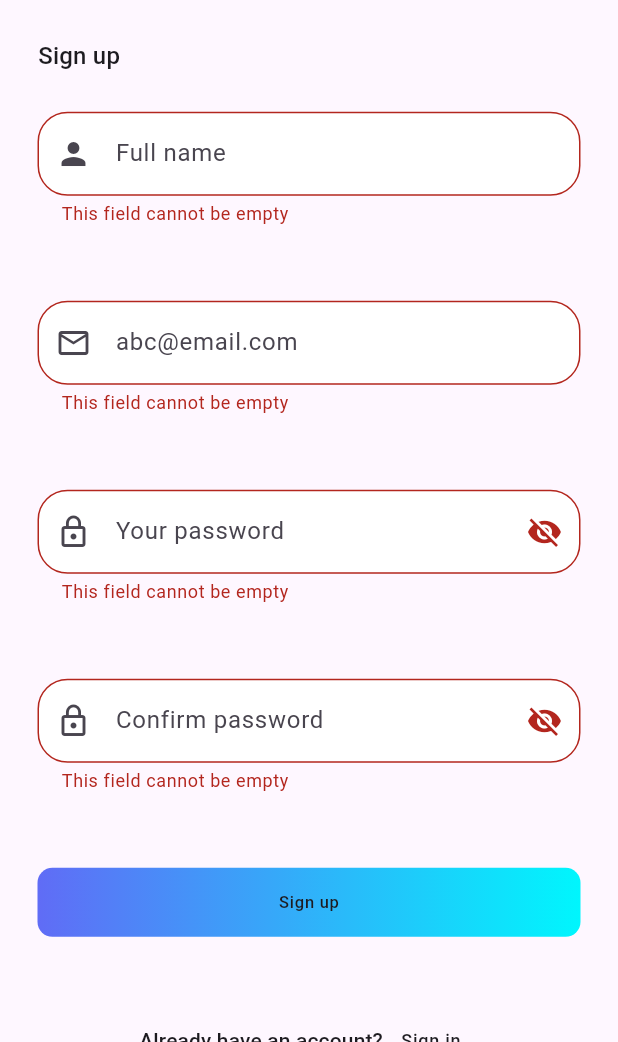
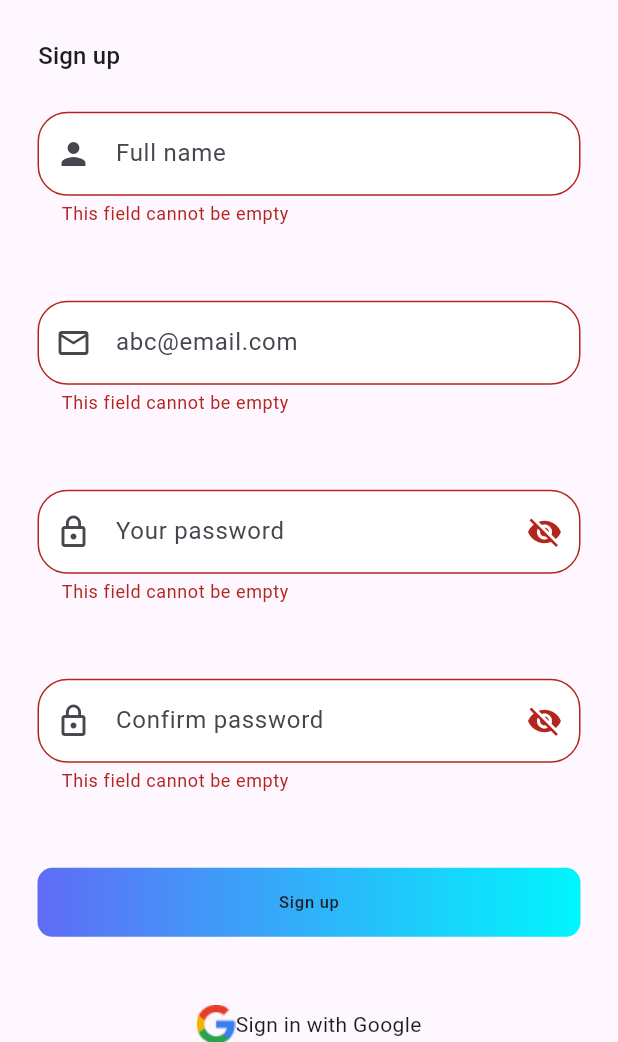
Before and after one commit to devJimmy990/eventra, a Flutter app: the SignUpPage screen opened by its route, after a tap on "Sign up", on a phone screen of 412 x 824 dp, the part 194-1236 px from its top. Run offline on Flutter 3.47's test engine with Material 3 defaults, Android fonts, the phone set to English and light mode, and no system bars; drawn by our look-alikes of flutter_animate; our stand-ins replace cloud_firestore, firebase_auth, firebase_core, flutter_bloc, flutter_screenutil, fluttertoast and 5 more; accounts and stored records are empty.

Commit message:
- Add google authentication - Add localizations for authentication

```diff
--- a/lib/core/constants/image_assets.dart
+++ b/lib/core/constants/image_assets.dart
@@ -1,3 +1,4 @@
 class ImageAssets {
   static const String appImage = 'assets/images/eventra.png';
+  static const String googleImage = 'assets/images/google.png';
 }
--- a/lib/core/constants/strings_manager.dart
+++ b/lib/core/constants/strings_manager.dart
@@ -1,28 +1,4 @@
 class StringsManager {
-
-  // App Texts
-  static const String appName = 'Eventra';
-  static const String signIn = 'Sign in';
-  static const String signUp = 'Sign up';
-  static const String fullName = 'Full name';
-  static const String emailEx = 'abc@email.com';
-  static const String yourPass = 'Your password';
-  static const String confirmPass = 'Confirm password';
-  static const String rememberPass = 'Remember me';
-  static const String forgetPass = 'Forget Password?';
-  static const String or = 'OR';
-  static const String noAcc = "Don't have an account?";
-  static const String hasAcc = 'Already have an account?';
-  static const String welcomeBack = "Welcome back";
-  static const String fontFamily = "Poppins";
-  static const String empty = "This field cannot be empty";
-  static const String invalidEmail = "Please enter a valid Email";
-  static const String wrongPass = "Wrong password provided for that user.";
-  static const String passNotMatch = "Passwords doesn't match";
-  static const String accCreated = "Account created successfully";
-  static const String shortPass = "Please enter at least 6 characters";
-  static const String usedEmail = "The account already exists for that email.";
-  static const String noUser = "No user found for that email.";
 
   // Animations
 static const String loadingJson = "assets/animations/Animation - 1740842222236.json";
--- /dev/null
+++ b/lib/core/firebase/google_sign_in.dart
@@ -0,0 +1,36 @@
+import 'package:firebase_auth/firebase_auth.dart';
+import 'package:google_sign_in/google_sign_in.dart';
+
+class GoogleSignInService {
+  static final GoogleSignIn _googleSignIn = GoogleSignIn();
+
+  static Future<User?> signInWithGoogle() async {
+    try {
+      final GoogleSignInAccount? googleUser = await _googleSignIn.signIn();
+      if (googleUser == null) {
+        print("No google user ----------------------");
+        return null;
+      } // User canceled login
+
+      print("google user not = null --------------");
+
+      final GoogleSignInAuthentication googleAuth = await googleUser.authentication;
+      final OAuthCredential credential = GoogleAuthProvider.credential(
+        accessToken: googleAuth.accessToken,
+        idToken: googleAuth.idToken,
+      );
+      // keytool -list -v -alias androiddebugkey -keystore "C:\Users\Dell\.android\debug.keystore" -storepass android -keypass android
+      final UserCredential userCredential = await FirebaseAuth.instance.signInWithCredential(credential);
+      print("Google signed in successfully");
+      return userCredential.user;
+    } catch (e) {
+      print("Google Sign-In Error: $e");
+      return null;
+    }
+  }
+
+  static Future<void> signOut() async {
+    await FirebaseAuth.instance.signOut();
+    await _googleSignIn.signOut();
+  }
+}
--- a/lib/core/routes/go_router.dart
+++ b/lib/core/routes/go_router.dart
@@ -6,7 +6,7 @@ import 'package:eventra/features/authentication/sign_in/presentation/pages/sign_
 import 'package:eventra/features/authentication/sign_up/presentation/pages/sign_up_view.dart';
 
 final router = GoRouter(
-  initialLocation: Routes.sContact,
+  initialLocation: Routes.sLogin,
   routes: [
     GoRoute(
       name: Routes.sContact,
--- a/lib/features/authentication/sign_up/presentation/pages/sign_up_view.dart
+++ b/lib/features/authentication/sign_up/presentation/pages/sign_up_view.dart
@@ -1,7 +1,10 @@
 import 'package:eventra/core/constants/color_manager.dart';
 import 'package:eventra/core/constants/regex.dart';
 import 'package:eventra/core/constants/routes.dart';
+import 'package:eventra/core/firebase/firestore_helper.dart';
+import 'package:eventra/core/firebase/google_sign_in.dart';
 import 'package:eventra/core/firebase/provider.dart';
+import 'package:eventra/generated/l10n.dart';
 import 'package:firebase_auth/firebase_auth.dart';
 import 'package:go_router/go_router.dart';
 import 'package:lottie/lottie.dart';
@@ -47,22 +50,22 @@ class _SignUpPageState extends State<SignUpPage> {
             ),
             Center(
               child: Text(
-                StringsManager.appName,
+                S.of(context).appName,
                 style: Theme.of(context).textTheme.titleLarge,
               ).animate().fade(duration: const Duration(seconds: 4)),
             ),
             Padding(
               padding: REdgeInsets.only(top: 25, left: 25),
               child: Text(
-                StringsManager.signUp,
+                S.of(context).signUp,
                 style: Theme.of(context).textTheme.titleMedium,
               ),
             ).animate().fade(duration: const Duration(seconds: 4)),
             CustomTextField(
-                    hintText: StringsManager.fullName,
+                    hintText: S.of(context).fullName,
                     validator: (value) {
                       if (value == null || value.isEmpty) {
-                        return StringsManager.empty;
+                        return S.of(context).empty;
                       }
                       return null;
                     },
@@ -78,12 +81,12 @@ class _SignUpPageState extends State<SignUpPage> {
                     begin: 1.0,
                     end: 0),
             CustomTextField(
-                    hintText: StringsManager.emailEx,
+                    hintText: S.of(context).emailEx,
                     validator: (value) {
                       if (value == null || value.isEmpty) {
-                        return StringsManager.empty;
+                        return S.of(context).empty;
                       } else if (!emailValid(value)) {
-                        return StringsManager.invalidEmail;
+                        return S.of(context).invalidEmail;
                       }
                       return null;
                     },
@@ -98,12 +101,12 @@ class _SignUpPageState extends State<SignUpPage> {
                   ),
                 ),
             CustomTextField(
-                    hintText: StringsManager.yourPass,
+                    hintText: S.of(context).yourPass,
                     validator: (value) {
                       if (value == null || value.isEmpty) {
-                        return StringsManager.empty;
+                        return S.of(context).empty;
                       } else if (value.length < 6) {
-                        return StringsManager.shortPass;
+                        return S.of(context).shortPass;
                       }
                       return null;
                     },
@@ -121,14 +124,14 @@ class _SignUpPageState extends State<SignUpPage> {
                     begin: 1.0,
                     end: 0),
             CustomTextField(
-                    hintText: StringsManager.confirmPass,
+                    hintText: S.of(context).confirmPass,
                     validator: (value) {
                       if (value == null || value.isEmpty) {
-                        return StringsManager.empty;
+                        return S.of(context).empty;
                       } else if (value.length < 6) {
-                        return StringsManager.shortPass;
+                        return S.of(context).shortPass;
                       } else if (value != widget.passController.text) {
-                        return StringsManager.passNotMatch;
+                        return S.of(context).passNotMatch;
                       }
                       return null;
                     },
@@ -148,8 +151,29 @@ class _SignUpPageState extends State<SignUpPage> {
               onTap: () {
                 signup(context);
               },
-              text: StringsManager.signUp,
+              text: S.of(context).signUp,
             ).animate().fade(duration: const Duration(seconds: 4)),
+            SizedBox(
+              height: 20.h,
+            ),
+            InkWell(
+              onTap: () async {
+                final user = await GoogleSignInService.signInWithGoogle();
+                if (user != null) {
+                  print("Google Sign-In Successful: ${user.displayName}");
+                  context.goNamed(Routes.sHome);
+                } else {
+                  print("Google Sign-In Failed");
+                }
+              },
+              child: Row(
+                mainAxisAlignment: MainAxisAlignment.center,
+                children: [
+                  Image.asset(ImageAssets.googleImage),
+                  Text(S.of(context).SignInWithGoogle)
+                ],
+              ),
+            ),
             SizedBox(
               height: 20.h,
             ),
@@ -157,7 +181,7 @@ class _SignUpPageState extends State<SignUpPage> {
               mainAxisAlignment: MainAxisAlignment.center,
               children: [
                 Text(
-                  StringsManager.hasAcc,
+                  S.of(context).hasAcc,
                   style: Theme.of(context).textTheme.titleSmall,
                 ).animate().slideX(
                       duration: const Duration(
@@ -169,7 +193,7 @@ class _SignUpPageState extends State<SignUpPage> {
                       context.pushNamed(Routes.sLogin);
                     },
                     child: Text(
-                      StringsManager.signIn,
+                      S.of(context).signIn,
                       style: Theme.of(context).textTheme.labelMedium,
                     )).animate().slideX(
                     duration: const Duration(
@@ -201,14 +225,14 @@ class _SignUpPageState extends State<SignUpPage> {
           password: widget.passController.text,
         );
         print("fire base credentials -------------------");
-        // var user = FirestoreHelper.addUser(
-        //      name: widget.nameController.text,
-        //      email: widget.emailController.text,
-        //      userId: credential.user!.uid);
-        //  authProvider.setUsers(user, credential.user);
+        var user = FirestoreHelper.addUser(
+             name: widget.nameController.text,
+             email: widget.emailController.text,
+             userId: credential.user!.uid);
+         authProvider.setUsers(user, credential.user);
         print("${credential.user?.displayName} --------------------");
         Fluttertoast.showToast(
-            msg: StringsManager.accCreated,
+            msg: S.of(context).accCreated,
             gravity: ToastGravity.BOTTOM,
             backgroundColor: ColorManager.purpleColor,
             textColor: Colors.white,
@@ -218,11 +242,11 @@ class _SignUpPageState extends State<SignUpPage> {
         if (e.code == 'weak-password') {
           print("Weak password ------------------------");
           return ScaffoldMessenger.of(context).showSnackBar(
-              const SnackBar(content: Text(StringsManager.shortPass)));
+               SnackBar(content: Text(S.of(context).shortPass)));
         } else if (e.code == 'email-already-in-use') {
           print("used email ------------------------------");
-          return ScaffoldMessenger.of(context).showSnackBar(const SnackBar(
-            content: Text(StringsManager.usedEmail),
+          return ScaffoldMessenger.of(context).showSnackBar( SnackBar(
+            content: Text(S.of(context).usedEmail),
           ));
         }
       } catch (e) {
--- a/pubspec.yaml
+++ b/pubspec.yaml
@@ -42,6 +42,8 @@ dependencies:
   firebase_core: ^3.12.1
   cloud_firestore: ^5.6.5
   firebase_messaging: ^15.2.4
+  google_sign_in: ^6.2.2
+
 
 dev_dependencies:
   flutter_test:
```
Also changed, not shown: lib/features/authentication/sign_in/presentation/pages/sign_in_view.dart (+42 -19 lines), lib/l10n/intl_ar.arb (+22 -0 lines), lib/l10n/intl_en.arb (+22 -0 lines), assets/images/google.png (added), lib/generated/intl/messages_all.dart, lib/generated/intl/messages_ar.dart, lib/generated/intl/messages_en.dart, lib/generated/l10n.dart, pubspec.lock, 1 other file.
